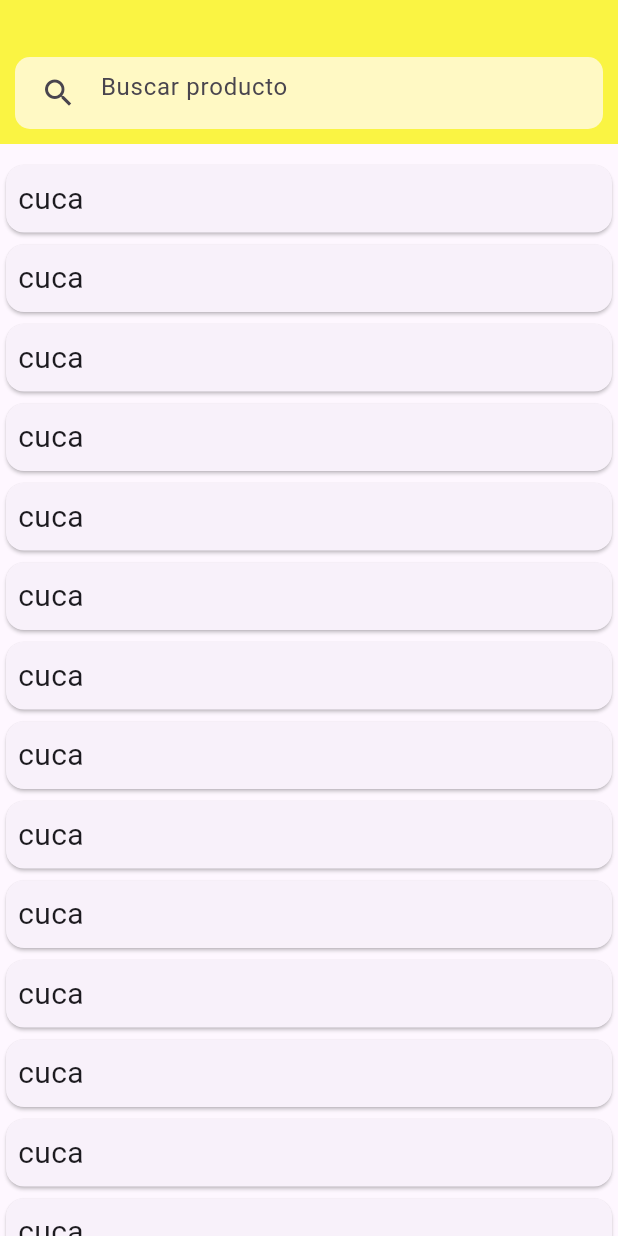
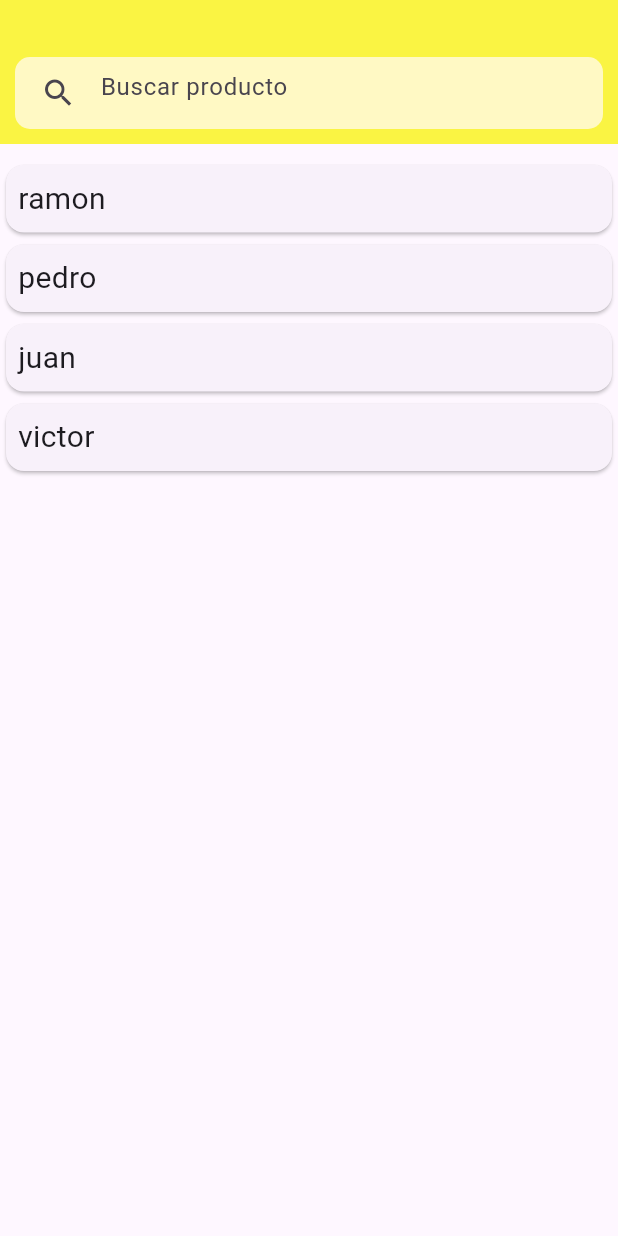
Before and after one commit to victorgbd/market_list, a Flutter app: the screen it shows after launch, on a phone screen of 412 x 824 dp. Run offline on Flutter 3.47's test engine with Material 3 defaults, Android fonts, the phone set to English and light mode, and no system bars.

```diff
--- a/lib/main.dart
+++ b/lib/main.dart
@@ -30,8 +30,21 @@ class MyHomePage extends StatefulWidget {
 }
 
 class _MyHomePageState extends State<MyHomePage> {
+  List<String> a = ['ramon', 'pedro', 'juan', 'victor'];
+  late List<String> b;
+
+  @override
+  void initState() {
+    b = a;
+    super.initState();
+  }
+
   @override
   Widget build(BuildContext context) {
+    void buscar(String nombre) {
+      b = a.where((element) => element.contains(nombre)).toList();
+    }
+
     return Scaffold(
       appBar: AppBar(
         backgroundColor: const Color(0xfffaf443),
@@ -50,7 +63,12 @@ class _MyHomePageState extends State<MyHomePage> {
                   ),
                   child: TextField(
                     cursorColor: Colors.yellow[800],
-                    decoration: InputDecoration(
+                    onChanged: (value) {
+                      setState(() {
+                        buscar(value);
+                      });
+                    },
+                    decoration: const InputDecoration(
                       hintText: "Buscar producto",
                       prefixIcon: Icon(Icons.search),
                       errorBorder: InputBorder.none,
@@ -69,14 +87,14 @@ class _MyHomePageState extends State<MyHomePage> {
           // physics: BouncingScrollPhysics(),
           padding: const EdgeInsets.symmetric(vertical: 10.0),
           itemBuilder: (context, index) {
-            return const Card(
+            return Card(
               child: Padding(
                 padding: EdgeInsets.all(8.0),
-                child: Text("cuca", style: TextStyle(fontSize: 20.0)),
+                child: Text(b[index], style: TextStyle(fontSize: 20.0)),
               ),
             );
           },
-          itemCount: 30),
+          itemCount: b.length),
     );
   }
 }
```
